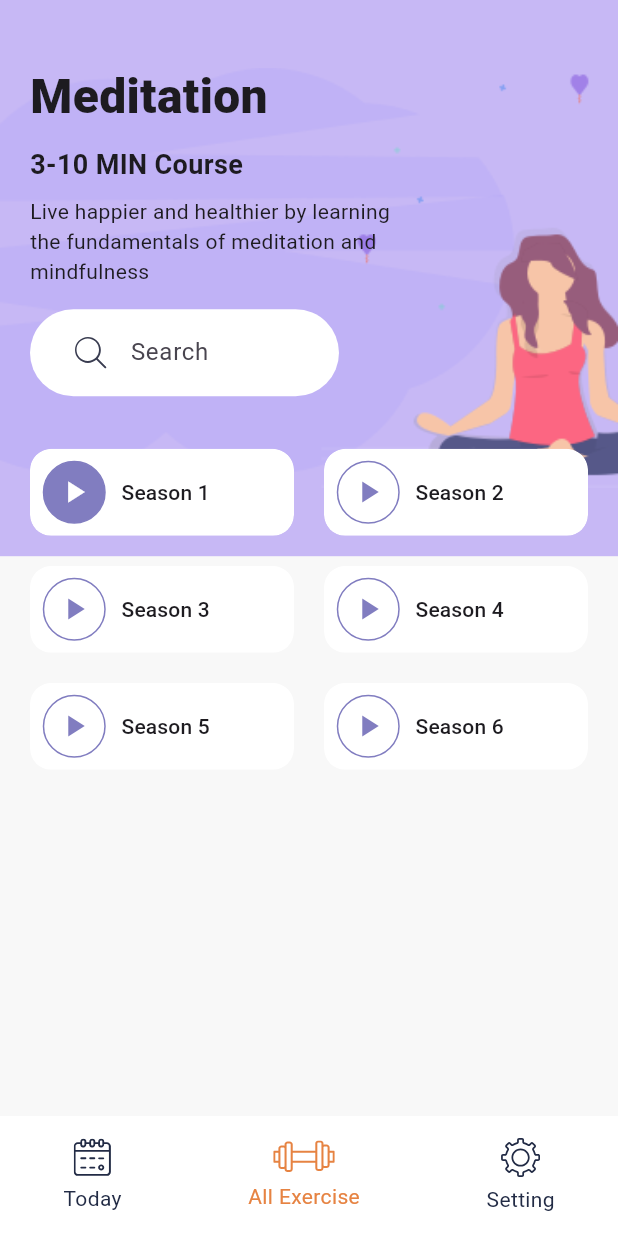
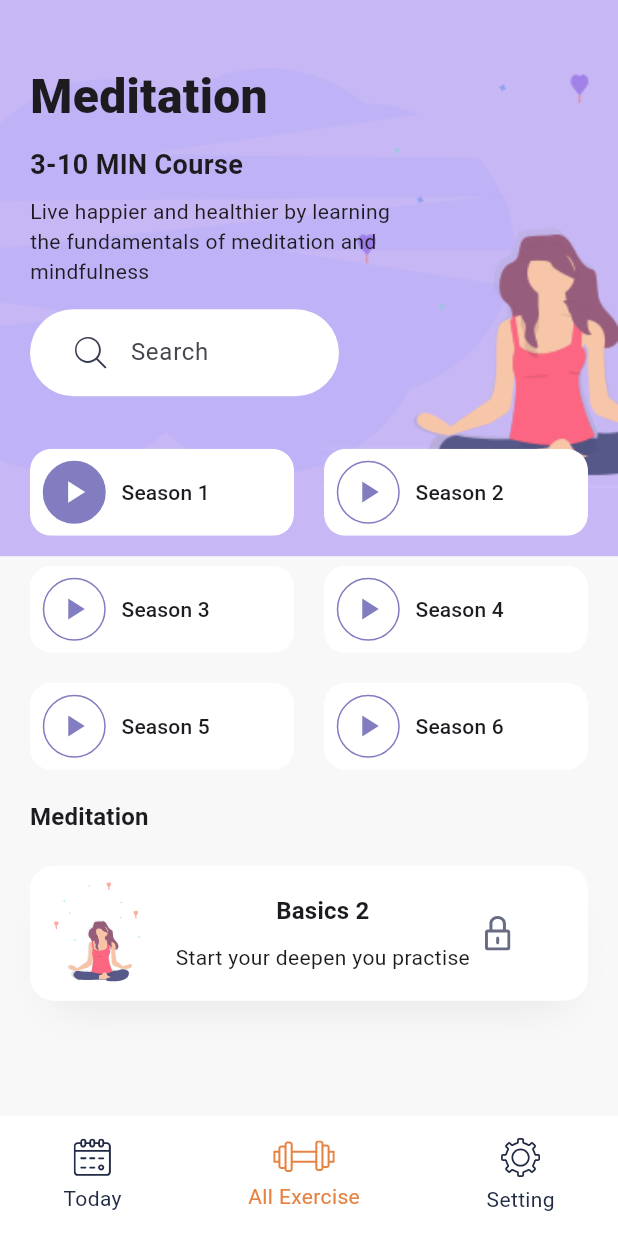
Before and after one commit to FarhaN400/Exersice_App, a Flutter app: the screen it shows after launch, on a phone screen of 412 x 824 dp. Run offline on Flutter 3.47's test engine with Material 3 defaults, Android fonts, the phone set to English and light mode, and no system bars; our stand-ins replace flutter_svg.

Commit message:
Completed the UI

```diff
--- a/lib/Screen/details_screen.dart
+++ b/lib/Screen/details_screen.dart
@@ -96,6 +96,52 @@ class DetailScreen extends StatelessWidget{
                         ),
                       ],
                     ),
+                    SizedBox(height: 20,),
+                    Text(
+                      'Meditation',
+                       style: Theme.of(context).textTheme.titleMedium!.copyWith(fontWeight: FontWeight.bold),
+                    ),
+                    SizedBox(height: 10,),
+                    Container(
+                      margin: const EdgeInsets.symmetric(vertical:10),
+                      padding: const EdgeInsets.all(10),
+                      height: 90,
+                      decoration: BoxDecoration(
+                        color: Colors.white,
+                        borderRadius: BorderRadius.circular(16),
+                        boxShadow: [
+                          BoxShadow(
+                            offset: Offset(0, 17),
+                            blurRadius: 23,
+                            spreadRadius: -13,
+                            color: kShadowColor
+                          ),
+                        ]
+                      ),
+                      child: Row(
+                        children: [
+                          SvgPicture.asset('assets/icons/Meditation_women_small.svg'),
+                          SizedBox(width: 15,),
+                          Column(
+                            mainAxisAlignment: MainAxisAlignment.spaceEvenly,
+                            children: [
+                              Text(
+                                'Basics 2',
+                                style: Theme.of(context).textTheme.titleMedium!.copyWith(fontWeight: FontWeight.bold),
+                                textAlign: TextAlign.start,
+                              ),
+                              Text(
+                                'Start your deepen you practise'
+                              ),
+                            ],
+                          ),
+                          Padding(
+                            padding: EdgeInsets.all(10),
+                            child: SvgPicture.asset("assets/icons/Lock.svg"),
+                          ),
+                        ],
+                      ),
+                    )
                   ],
                 ),
               ),
```
